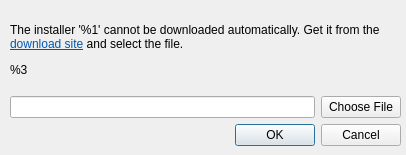
The window that manualdownload.ui (hschletz/Installer-Jukebox) describes before a commit, drawn with Qt 5.
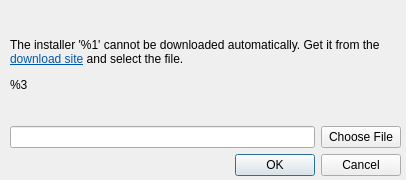
The same window after the commit.

Commit message: Fixed dialog size.

The edit to the form file:
```diff
--- a/manualdownload.ui
+++ b/manualdownload.ui
@@ -7,24 +7,36 @@
     <x>0</x>
     <y>0</y>
     <width>406</width>
-    <height>155</height>
+    <height>180</height>
    </rect>
   </property>
+  <property name="sizePolicy">
+   <sizepolicy hsizetype="Preferred" vsizetype="Preferred">
+    <horstretch>0</horstretch>
+    <verstretch>0</verstretch>
+   </sizepolicy>
+  </property>
   <property name="windowTitle">
    <string>Dialog</string>
   </property>
-  <widget class="QWidget" name="">
+  <widget class="QWidget" name="layoutWidget">
    <property name="geometry">
     <rect>
      <x>10</x>
      <y>10</y>
      <width>391</width>
-     <height>136</height>
+     <height>166</height>
     </rect>
    </property>
    <layout class="QVBoxLayout" name="verticalLayout">
     <item>
      <widget class="QLabel" name="label">
+      <property name="sizePolicy">
+       <sizepolicy hsizetype="Preferred" vsizetype="MinimumExpanding">
+        <horstretch>0</horstretch>
+        <verstretch>0</verstretch>
+       </sizepolicy>
+      </property>
       <property name="text">
        <string>&lt;html&gt;&lt;head/&gt;&lt;body&gt;&lt;p&gt;The installer '%1' cannot be downloaded automatically. Get it from the &lt;a href=&quot;%2&quot;&gt;&lt;span style=&quot; text-decoration: underline; color:#0057ae;&quot;&gt;download site&lt;/span&gt;&lt;/a&gt; and select the file.&lt;/p&gt;&lt;p&gt;%3&lt;/p&gt;&lt;/body&gt;&lt;/html&gt;</string>
       </property>
```
Left out of the diff: 5 changed lines with no effect on the pictures. The commit also changes 1 other file.
